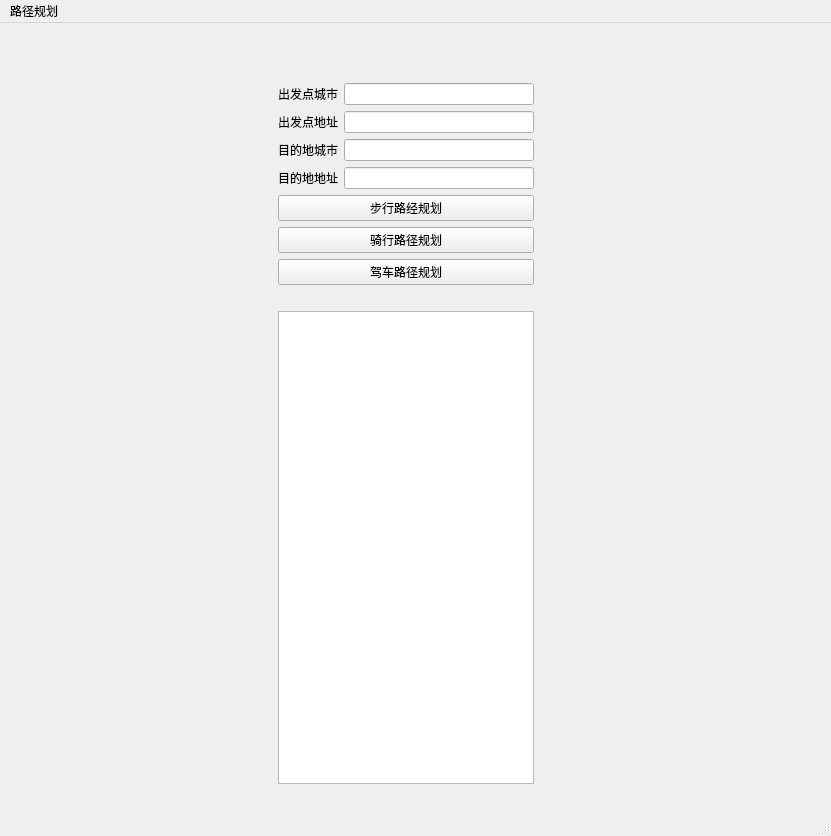
Before: the Qt Designer form exp1/uiwindow.ui in cxy000000/dl-course, drawn with Qt 5.
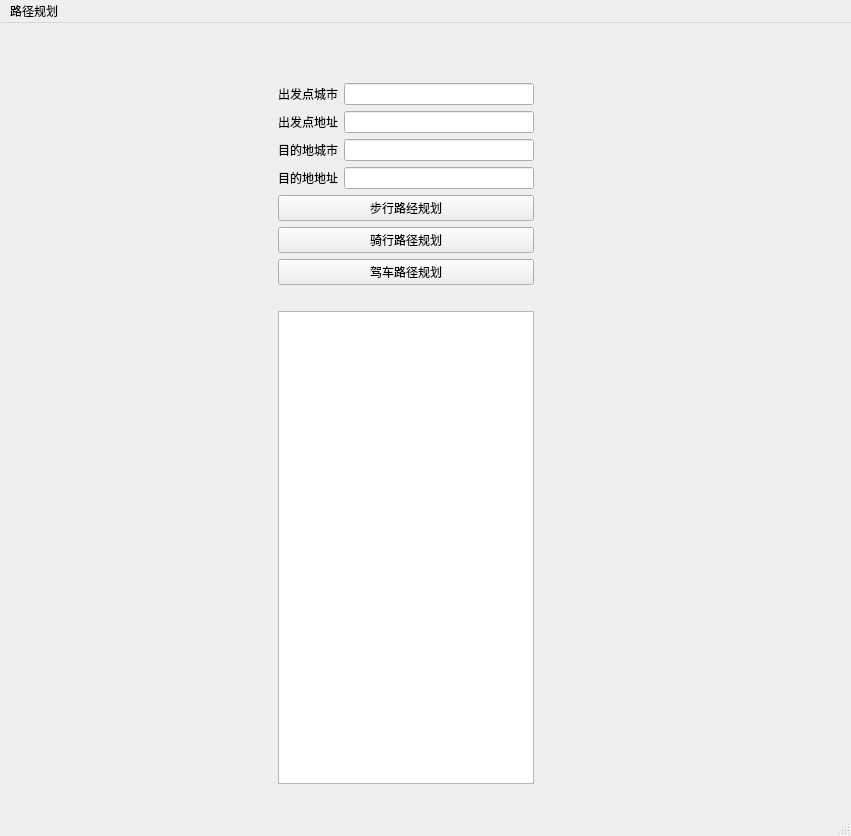
After: the same form once the commit is applied.

Commit message: 美化界面“”

The edit to the form file:
```diff
--- a/exp1/uiwindow.ui
+++ b/exp1/uiwindow.ui
@@ -6,7 +6,7 @@
    <rect>
     <x>0</x>
     <y>0</y>
-    <width>831</width>
+    <width>851</width>
     <height>836</height>
    </rect>
   </property>
@@ -178,7 +178,7 @@
     <rect>
      <x>0</x>
      <y>0</y>
-     <width>831</width>
+     <width>851</width>
      <height>26</height>
     </rect>
    </property>
```
The commit also changes 6 other files.
